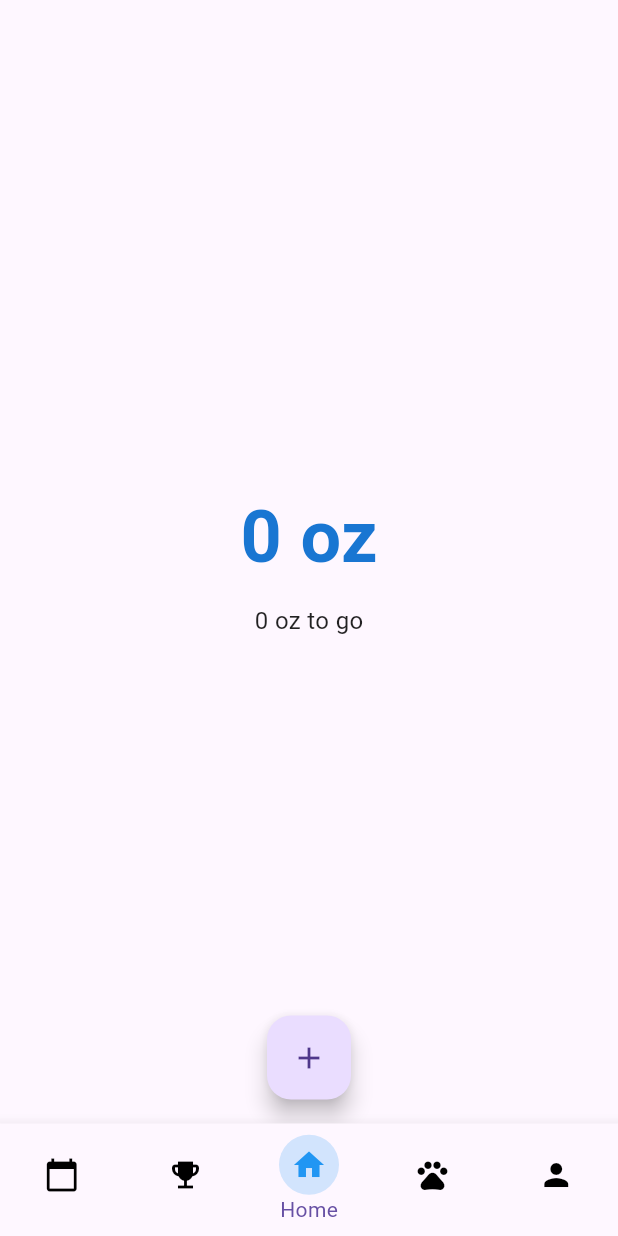
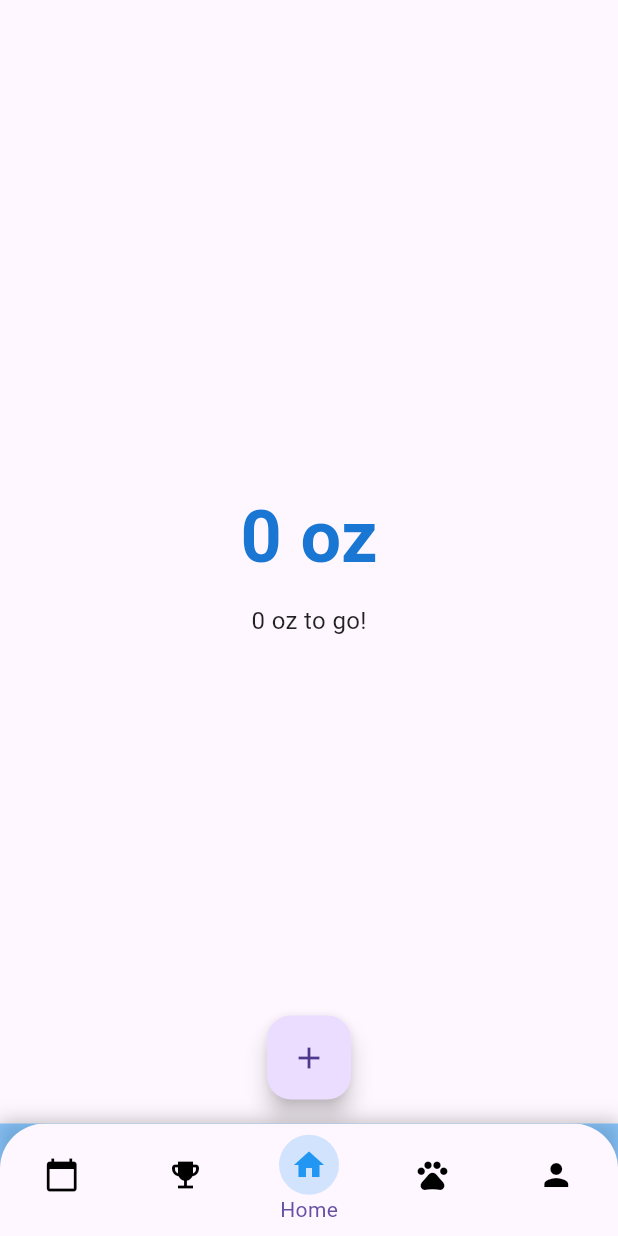
Before and after one commit to Crescendoe/Waddle, a Flutter app: the MainScreen screen opened by its route, on a phone screen of 412 x 824 dp. Run offline on Flutter 3.47's test engine with Material 3 defaults, Android fonts, the light colour scheme and no system bars; our stand-ins replace shared_preferences, smooth_page_indicator; accounts and stored records are empty.

Commit message:
Edits to the main screen

```diff
--- a/lib/screens/main_screen.dart
+++ b/lib/screens/main_screen.dart
@@ -58,7 +58,23 @@ class _MainScreenState extends State<MainScreen>
           ),
         ],
       ),
-      bottomNavigationBar: BottomNavigationBar(
+      bottomNavigationBar: Container(
+        decoration: BoxDecoration(
+          color: Colors.blue.withOpacity(0.5),
+          boxShadow: const [
+            BoxShadow(
+              color: Colors.black26,
+              blurRadius: 10,
+              spreadRadius: 1,
+            ),
+          ],
+        ),
+        child: ClipRRect(
+          borderRadius: const BorderRadius.only(
+            topLeft: Radius.circular(30),
+            topRight: Radius.circular(30),
+          ),
+          child: BottomNavigationBar(
             currentIndex: _selectedIndex,
             onTap: (index) {
               setState(() {
@@ -99,6 +115,8 @@ class _MainScreenState extends State<MainScreen>
             ],
             type: BottomNavigationBarType.fixed,
             showUnselectedLabels: false,
+          ),
+        ),
       ),
     );
   }
@@ -301,8 +319,6 @@ class _HomeScreenState extends State<HomeScreen>
 
     debugPrint('Water Goal: ${waterTracker.waterGoal}');
     debugPrint('Water Consumed: ${waterTracker.waterConsumed}');
-    debugPrint('Water Consumed: ${waterTracker.waterConsumed}');
-    debugPrint('Water Consumed: ${waterTracker.waterConsumed}');
 
     final waterGoal = (waterTracker.waterGoal).toInt();
     final waterGoalCups = (waterTracker.waterGoal / 8).toInt();
@@ -367,8 +383,8 @@ class _HomeScreenState extends State<HomeScreen>
                     return Text(
                       // display the amount of ounces to go or cups to go when compared to the waterGoal value form WaterTracker provider
                       showCups
-                          ? '${(waterGoalCups - waterConsumedCups).toStringAsFixed(0)} cups to go'
-                          : '${(waterGoal - waterConsumed).toStringAsFixed(0)} oz to go',
+                          ? '${(waterGoalCups - waterConsumedCups).toStringAsFixed(0)} cups to go!'
+                          : '${(waterGoal - waterConsumed).toStringAsFixed(0)} oz to go!',
                       style: const TextStyle(
                         fontSize: 16,
                         color: Colors.black87,
```
Lines whose indentation alone changed are shown as unchanged.
